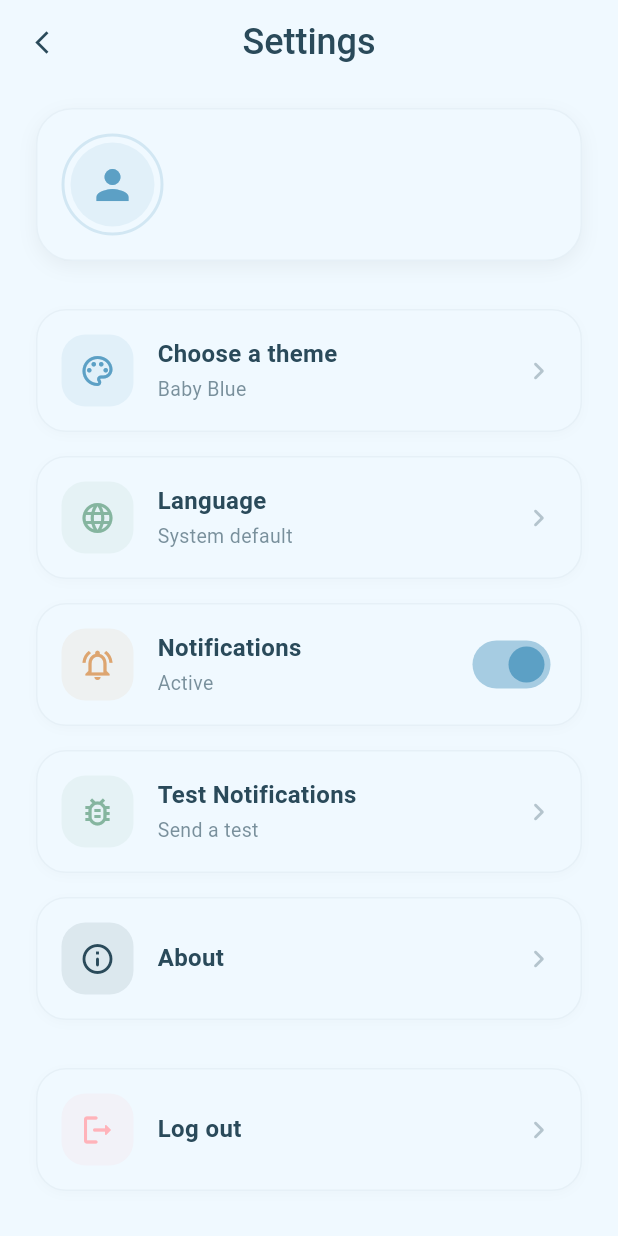
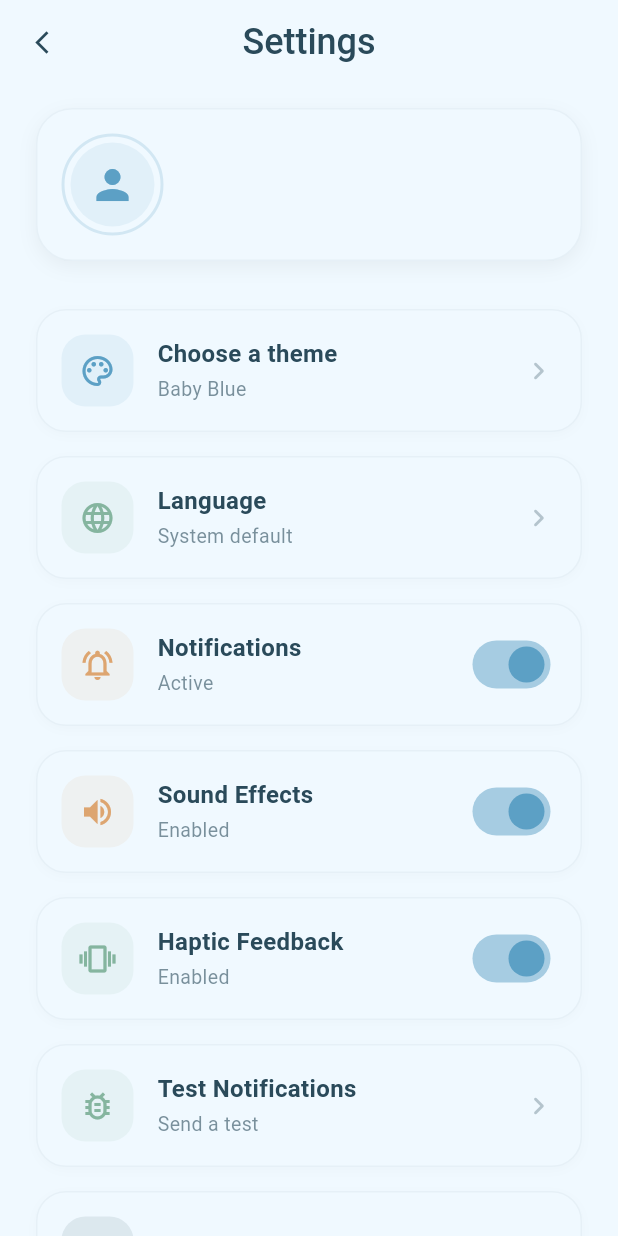
Before and after one commit to rachiddaoud/silva, a Flutter app: the SettingsScreen screen opened directly with empty values, on a phone screen of 412 x 824 dp. Run offline on Flutter 3.47's test engine with Material 3 defaults, Android fonts, the phone set to English and light mode, and no system bars; our stand-ins replace audioplayers, cloud_firestore, firebase_auth, firebase_core, flutter_local_notifications, google_fonts and 4 more; accounts and stored records are empty; network calls fail.

Commit message:
feat: Add audio and haptic feedback services with new sound assets and related dependencies.

```diff
--- a/lib/screens/settings_screen.dart
+++ b/lib/screens/settings_screen.dart
@@ -28,6 +28,9 @@ class SettingsScreen extends StatefulWidget {
 
 class _SettingsScreenState extends State<SettingsScreen> {
   bool _notificationsEnabled = true;
+  bool _soundEnabled = true;
+  bool _hapticEnabled = true;
+  double _soundVolume = 0.7;
   String? _userName;
   String? _photoURL;
   DateTime? _dateOfBirth;
@@ -44,12 +47,18 @@ class _SettingsScreenState extends State<SettingsScreen> {
 
   Future<void> _loadData() async {
     final enabled = await PreferencesService.areNotificationsEnabled();
+    final soundEnabled = await PreferencesService.getSoundEnabled();
+    final hapticEnabled = await PreferencesService.getHapticEnabled();
+    final soundVolume = await PreferencesService.getSoundVolume();
     final user = FirebaseAuth.instance.currentUser;
     final name = user?.displayName ?? await PreferencesService.getUserName();
     final photoURL = user?.photoURL;
     final dob = await PreferencesService.getDateOfBirth();
     setState(() {
       _notificationsEnabled = enabled;
+      _soundEnabled = soundEnabled;
+      _hapticEnabled = hapticEnabled;
+      _soundVolume = soundVolume;
       _userName = name;
       _photoURL = photoURL;
       _dateOfBirth = dob;
@@ -555,6 +564,40 @@ class _SettingsScreenState extends State<SettingsScreen> {
                 ),
                 const SizedBox(height: 16),
                 _buildSettingsTile(
+                  icon: _soundEnabled ? Icons.volume_up : Icons.volume_off,
+                  title: 'Sound Effects',
+                  subtitle: _soundEnabled ? 'Enabled' : 'Disabled',
+                  color: theme.colorScheme.secondary,
+                  trailing: Switch.adaptive(
+                    value: _soundEnabled,
+                    onChanged: (value) async {
+                      setState(() {
+                        _soundEnabled = value;
+                      });
+                      await PreferencesService.setSoundEnabled(value);
+                    },
+                    activeColor: theme.colorScheme.primary,
+                  ),
+                ),
+                const SizedBox(height: 16),
+                _buildSettingsTile(
+                  icon: Icons.vibration,
+                  title: 'Haptic Feedback',
+                  subtitle: _hapticEnabled ? 'Enabled' : 'Disabled',
+                  color: theme.colorScheme.tertiary,
+                  trailing: Switch.adaptive(
+                    value: _hapticEnabled,
+                    onChanged: (value) async {
+                      setState(() {
+                        _hapticEnabled = value;
+                      });
+                      await PreferencesService.setHapticEnabled(value);
+                    },
+                    activeColor: theme.colorScheme.primary,
+                  ),
+                ),
+                const SizedBox(height: 16),
+                _buildSettingsTile(
                   icon: Icons.bug_report_outlined,
                   title: AppLocalizations.of(context)!.testNotifications,
                   subtitle: AppLocalizations.of(context)!.sendTest,
--- a/lib/services/preferences_service.dart
+++ b/lib/services/preferences_service.dart
@@ -19,6 +19,9 @@ class PreferencesService {
   static const String _treeStateKey = 'tree_state';
   static const String _lastTreeUpdateDateKey = 'last_tree_update_date';
   static const String _localeKey = 'locale';
+  static const String _soundEnabledKey = 'sound_enabled';
+  static const String _hapticEnabledKey = 'haptic_enabled';
+  static const String _soundVolumeKey = 'sound_volume';
 
   // Thème
   static Future<AppTheme> getTheme() async {
@@ -317,4 +320,36 @@ class PreferencesService {
       await prefs.setString(_localeKey, localeCode);
     }
   }
+
+  // Sound settings
+  static Future<bool> getSoundEnabled() async {
+    final prefs = await SharedPreferences.getInstance();
+    return prefs.getBool(_soundEnabledKey) ?? true;
+  }
+
+  static Future<void> setSoundEnabled(bool enabled) async {
+    final prefs = await SharedPreferences.getInstance();
+    await prefs.setBool(_soundEnabledKey, enabled);
+  }
+
+  static Future<double> getSoundVolume() async {
+    final prefs = await SharedPreferences.getInstance();
+    return prefs.getDouble(_soundVolumeKey) ?? 0.7;
+  }
+
+  static Future<void> setSoundVolume(double volume) async {
+    final prefs = await SharedPreferences.getInstance();
+    await prefs.setDouble(_soundVolumeKey, volume);
+  }
+
+  // Haptic settings
+  static Future<bool> getHapticEnabled() async {
+    final prefs = await SharedPreferences.getInstance();
+    return prefs.getBool(_hapticEnabledKey) ?? true;
+  }
+
+  static Future<void> setHapticEnabled(bool enabled) async {
+    final prefs = await SharedPreferences.getInstance();
+    await prefs.setBool(_hapticEnabledKey, enabled);
+  }
 }
--- a/pubspec.yaml
+++ b/pubspec.yaml
@@ -42,6 +42,7 @@ dependencies:
   share_plus: ^10.0.2
   google_fonts: ^6.2.1
   intl: ^0.20.2
+  audioplayers: ^6.1.0
   firebase_core: ^4.2.1
   cloud_firestore: ^6.1.0
   firebase_auth: ^6.1.2
@@ -78,6 +79,7 @@ flutter:
     - assets/animations/
     - assets/backgrounds/
     - assets/doodles/
+    - assets/sounds/
     - assets/tree/leaf.png
     - assets/tree/leaf_dead_1.png
     - assets/tree/leaf_dead_2.png
```
Also changed, not shown: lib/screens/day_completion_screen.dart (+12 -2 lines), lib/services/audio_service.dart (added, +101 -0 lines), lib/services/haptic_service.dart (added, +79 -0 lines), lib/widgets/victory_card_widget.dart (+12 -1 lines), pubspec.lock, 12 other files.
